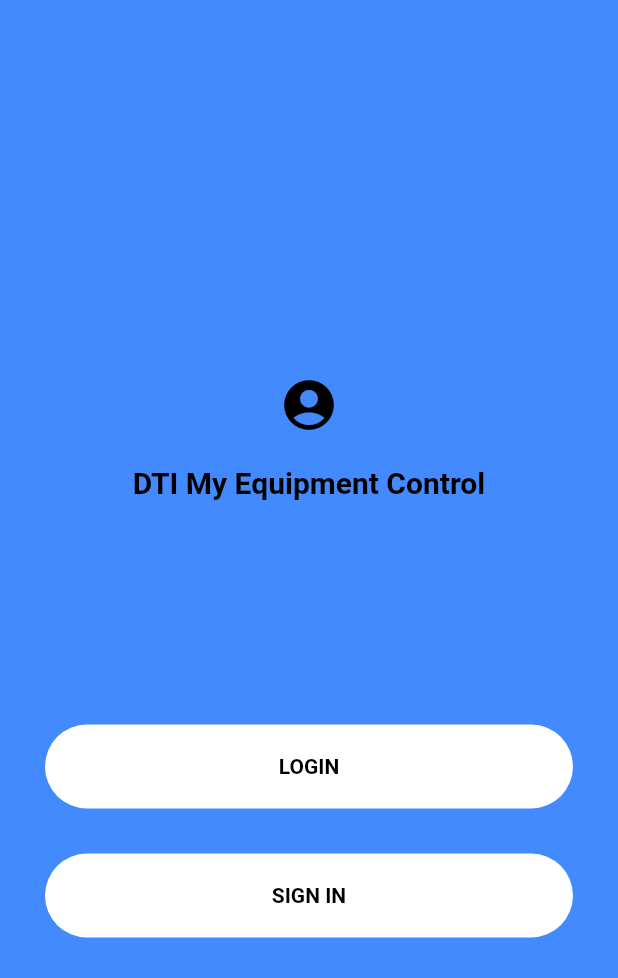
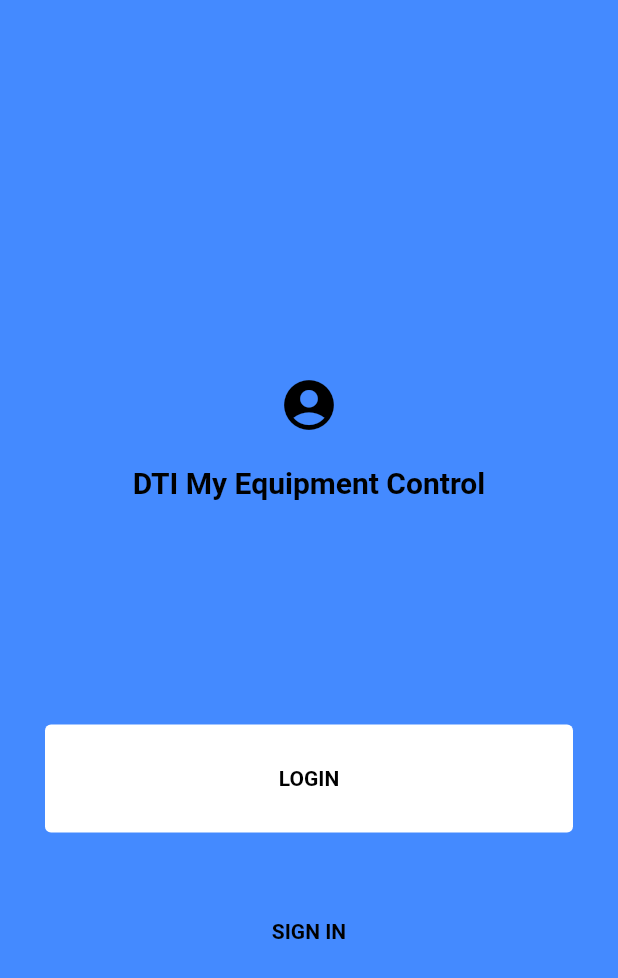
Before and after one commit to PauloSTDev/Flutter_DTI, a Flutter app: the screen it shows after launch, on a phone screen of 412 x 824 dp. Shown: the top 978 px of the screen. Run offline on Flutter 3.47's test engine with Material 2 defaults, Android fonts, the phone set to English and light mode, and no system bars; our stand-ins replace firebase_auth, firebase_core, firebase_database, google_sign_in; accounts and stored records are empty.

Commit message:
Atualiza flatButton para TextButton

```diff
--- a/lib/controllers/total_controller.dart
+++ b/lib/controllers/total_controller.dart
@@ -1,7 +1,6 @@
 import 'package:flutter/cupertino.dart';
 
-class TotalController extends ChangeNotifier{
-
+class TotalController extends ChangeNotifier {
   int _total = 0;
   int _quantity = 0;
 
@@ -17,9 +16,9 @@ class TotalController extends ChangeNotifier{
     _quantity = _quantity + quantidade;
     notifyListeners();
   }
+
   zerarTotal(int diminuir) {
     _total = total - diminuir;
     notifyListeners();
   }
-
 }
--- a/lib/pages/login.dart
+++ b/lib/pages/login.dart
@@ -9,9 +9,7 @@ class Login extends StatefulWidget {
   _LoginScreen3State createState() => _LoginScreen3State();
 }
 
-class _LoginScreen3State extends State<Login>
-    with TickerProviderStateMixin {
-
+class _LoginScreen3State extends State<Login> with TickerProviderStateMixin {
   //The code is commented because instead of manual scrolling with animation,
   //Now PageView is being used
 
@@ -145,10 +143,7 @@ class _LoginScreen3State extends State<Login>
               children: const <Widget>[
                 Text(
                   "DTI My Equipment Control",
-                  style: TextStyle(
-                      color: Colors.black,
-                      fontSize: 20.0,
-                      fontWeight: FontWeight.bold),
+                  style: TextStyle(color: Colors.black, fontSize: 20.0, fontWeight: FontWeight.bold),
                 ),
               ],
             ),
@@ -160,10 +155,12 @@ class _LoginScreen3State extends State<Login>
             child: Row(
               children: <Widget>[
                 Expanded(
-                  child: FlatButton(
-                    shape: RoundedRectangleBorder(
-                        borderRadius: BorderRadius.circular(30.0)),
-                    color: Colors.white,
+                  child: TextButton(
+                    style: ButtonStyle(
+                      backgroundColor: MaterialStateProperty.all(Colors.white),
+                    ),
+                    // shape: RoundedRectangleBorder(borderRadius: BorderRadius.circular(30.0)),
+
                     onPressed: () => gotoLogin(),
                     child: Container(
                       padding: const EdgeInsets.symmetric(
@@ -177,9 +174,7 @@ class _LoginScreen3State extends State<Login>
                             child: Text(
                               "LOGIN",
                               textAlign: TextAlign.center,
-                              style: TextStyle(
-                                  color: Colors.black,
-                                  fontWeight: FontWeight.bold),
+                              style: TextStyle(color: Colors.black, fontWeight: FontWeight.bold),
                             ),
                           ),
                         ],
@@ -197,10 +192,12 @@ class _LoginScreen3State extends State<Login>
             child: Row(
               children: <Widget>[
                 Expanded(
-                  child: FlatButton(
-                    shape: RoundedRectangleBorder(
-                        borderRadius: BorderRadius.circular(30.0)),
-                    color: Colors.white,
+                  child: TextButton(
+                    style: ButtonStyle(
+                        backgroundColor: MaterialStateProperty.all(Colors.blueAccent),
+                        textStyle: MaterialStateProperty.all(const TextStyle(color: Colors.white))),
+                    // shape: RoundedRectangleBorder(borderRadius: BorderRadius.circular(30.0)),
+
                     onPressed: () => gotoSignup(),
                     child: Container(
                       padding: const EdgeInsets.symmetric(
@@ -214,9 +211,7 @@ class _LoginScreen3State extends State<Login>
                             child: Text(
                               "SIGN IN",
                               textAlign: TextAlign.center,
-                              style: TextStyle(
-                                  color: Colors.black,
-                                  fontWeight: FontWeight.bold),
+                              style: TextStyle(color: Colors.black, fontWeight: FontWeight.bold),
                             ),
                           ),
                         ],
@@ -250,14 +245,12 @@ class _LoginScreen3State extends State<Login>
             padding: const EdgeInsets.all(100.0),
             child: const Center(
               child: Icon(
-
                 Icons.account_circle_rounded,
                 color: Colors.black,
                 size: 50.0,
               ),
             ),
           ),
-
           Row(
             children: const <Widget>[
               Expanded(
@@ -281,10 +274,7 @@ class _LoginScreen3State extends State<Login>
             alignment: Alignment.center,
             decoration: const BoxDecoration(
               border: Border(
-                bottom: BorderSide(
-                    color: Colors.black,
-                    width: 0.5,
-                    style: BorderStyle.solid),
+                bottom: BorderSide(color: Colors.black, width: 0.5, style: BorderStyle.solid),
               ),
             ),
             padding: const EdgeInsets.only(left: 0.0, right: 10.0),
@@ -332,10 +322,7 @@ class _LoginScreen3State extends State<Login>
             alignment: Alignment.center,
             decoration: const BoxDecoration(
               border: Border(
-                bottom: BorderSide(
-                    color: Colors.black,
-                    width: 0.5,
-                    style: BorderStyle.solid),
+                bottom: BorderSide(color: Colors.black, width: 0.5, style: BorderStyle.solid),
               ),
             ),
             padding: const EdgeInsets.only(left: 0.0, right: 10.0),
@@ -365,7 +352,10 @@ class _LoginScreen3State extends State<Login>
             children: <Widget>[
               Padding(
                 padding: const EdgeInsets.only(right: 20.0),
-                child: FlatButton(
+                child: TextButton(
+                  style: ButtonStyle(
+                    backgroundColor: MaterialStateProperty.all(Colors.blueAccent),
+                  ),
                   child: const Text(
                     "Forgot Password?",
                     style: TextStyle(
@@ -387,11 +377,14 @@ class _LoginScreen3State extends State<Login>
             child: Row(
               children: <Widget>[
                 Expanded(
-                  child: FlatButton(
-                    shape: RoundedRectangleBorder(
-                      borderRadius: BorderRadius.circular(30.0),
-                    ),
-                    color: Colors.blueAccent,
+                  child: TextButton(
+                    style: ButtonStyle(
+                        backgroundColor: MaterialStateProperty.all(Colors.blueAccent),
+                        textStyle: MaterialStateProperty.all(const TextStyle(color: Colors.black))),
+
+                    // shape: RoundedRectangleBorder(
+                    //   borderRadius: BorderRadius.circular(30.0),
+                    // ),
                     onPressed: () => {},
                     child: Container(
                       padding: const EdgeInsets.symmetric(
@@ -405,9 +398,7 @@ class _LoginScreen3State extends State<Login>
                             child: Text(
                               "LOGIN",
                               textAlign: TextAlign.center,
-                              style: TextStyle(
-                                  color: Colors.black,
-                                  fontWeight: FontWeight.bold),
+                              style: TextStyle(color: Colors.black, fontWeight: FontWeight.bold),
                             ),
                           ),
                         ],
@@ -453,11 +444,14 @@ class _LoginScreen3State extends State<Login>
             child: Row(
               children: <Widget>[
                 Expanded(
-                  child: FlatButton(
-                    shape: RoundedRectangleBorder(
-                      borderRadius: BorderRadius.circular(30.0),
-                    ),
-                    color: Colors.red,
+                  child: TextButton(
+                    style: ButtonStyle(
+                        backgroundColor: MaterialStateProperty.all(Colors.blueAccent),
+                        textStyle: MaterialStateProperty.all(const TextStyle(color: Colors.black))),
+                    // shape: RoundedRectangleBorder(
+                    //   borderRadius: BorderRadius.circular(30.0),
+                    // ),
+
                     onPressed: () {
                       final provider = Provider.of<GoogleSignInProvider>(context, listen: false);
                       provider.googleLogin();
@@ -474,9 +468,7 @@ class _LoginScreen3State extends State<Login>
                             child: Text(
                               "GOOGLE",
                               textAlign: TextAlign.center,
-                              style: TextStyle(
-                                  color: Colors.black,
-                                  fontWeight: FontWeight.bold),
+                              style: TextStyle(color: Colors.black, fontWeight: FontWeight.bold),
                             ),
                           ),
                         ],
@@ -540,10 +532,7 @@ class _LoginScreen3State extends State<Login>
               alignment: Alignment.center,
               decoration: const BoxDecoration(
                 border: Border(
-                  bottom: BorderSide(
-                      color: Colors.black,
-                      width: 0.5,
-                      style: BorderStyle.solid),
+                  bottom: BorderSide(color: Colors.black, width: 0.5, style: BorderStyle.solid),
                 ),
               ),
               padding: const EdgeInsets.only(left: 0.0, right: 10.0),
@@ -565,11 +554,9 @@ class _LoginScreen3State extends State<Login>
                 ],
               ),
             ),
-
             const Divider(
               height: 24.0,
             ),
-
             Row(
               children: const <Widget>[
                 Expanded(
@@ -593,10 +580,7 @@ class _LoginScreen3State extends State<Login>
               alignment: Alignment.center,
               decoration: const BoxDecoration(
                 border: Border(
-                  bottom: BorderSide(
-                      color: Colors.black,
-                      width: 0.5,
-                      style: BorderStyle.solid),
+                  bottom: BorderSide(color: Colors.black, width: 0.5, style: BorderStyle.solid),
                 ),
               ),
               padding: const EdgeInsets.only(left: 0.0, right: 10.0),
@@ -644,10 +628,7 @@ class _LoginScreen3State extends State<Login>
               alignment: Alignment.center,
               decoration: const BoxDecoration(
                 border: Border(
-                  bottom: BorderSide(
-                      color: Colors.black,
-                      width: 0.5,
-                      style: BorderStyle.solid),
+                  bottom: BorderSide(color: Colors.black, width: 0.5, style: BorderStyle.solid),
                 ),
               ),
               padding: const EdgeInsets.only(left: 0.0, right: 10.0),
@@ -677,7 +658,7 @@ class _LoginScreen3State extends State<Login>
               children: <Widget>[
                 Padding(
                   padding: const EdgeInsets.only(right: 20.0),
-                  child: FlatButton(
+                  child: TextButton(
                     child: const Text(
                       "Already have an account?",
                       style: TextStyle(
@@ -699,11 +680,14 @@ class _LoginScreen3State extends State<Login>
               child: Row(
                 children: <Widget>[
                   Expanded(
-                    child: FlatButton(
-                      shape: RoundedRectangleBorder(
-                        borderRadius: BorderRadius.circular(30.0),
-                      ),
-                      color: Colors.blueAccent,
+                    child: TextButton(
+                      style: ButtonStyle(
+                          backgroundColor: MaterialStateProperty.all(Colors.blueAccent),
+                          textStyle: MaterialStateProperty.all(const TextStyle(color: Colors.black))),
+                      // shape: RoundedRectangleBorder(
+                      //   borderRadius: BorderRadius.circular(30.0),
+                      // ),
+
                       onPressed: () => {},
                       child: Container(
                         padding: const EdgeInsets.symmetric(
@@ -717,9 +701,7 @@ class _LoginScreen3State extends State<Login>
                               child: Text(
                                 "SIGN UP",
                                 textAlign: TextAlign.center,
-                                style: TextStyle(
-                                    color: Colors.black,
-                                    fontWeight: FontWeight.bold),
+                                style: TextStyle(color: Colors.black, fontWeight: FontWeight.bold),
                               ),
                             ),
                           ],
```
Also changed, not shown: lib/google-services.json (added, +48 -0 lines), lib/models/cart.dart (+68 -48 lines), lib/models/drawer_widget.dart (+44 -57 lines), lib/models/read_examples.dart (+85 -57 lines), lib/models/sign_in/google_sign_in.dart (+4 -6 lines), lib/pages/logged_in_widget.dart (+8 -13 lines), lib/pages/purchase.dart (+12 -12 lines), lib/pages/write_examples.dart (+63 -65 lines), pubspec.lock, 5 other files.
